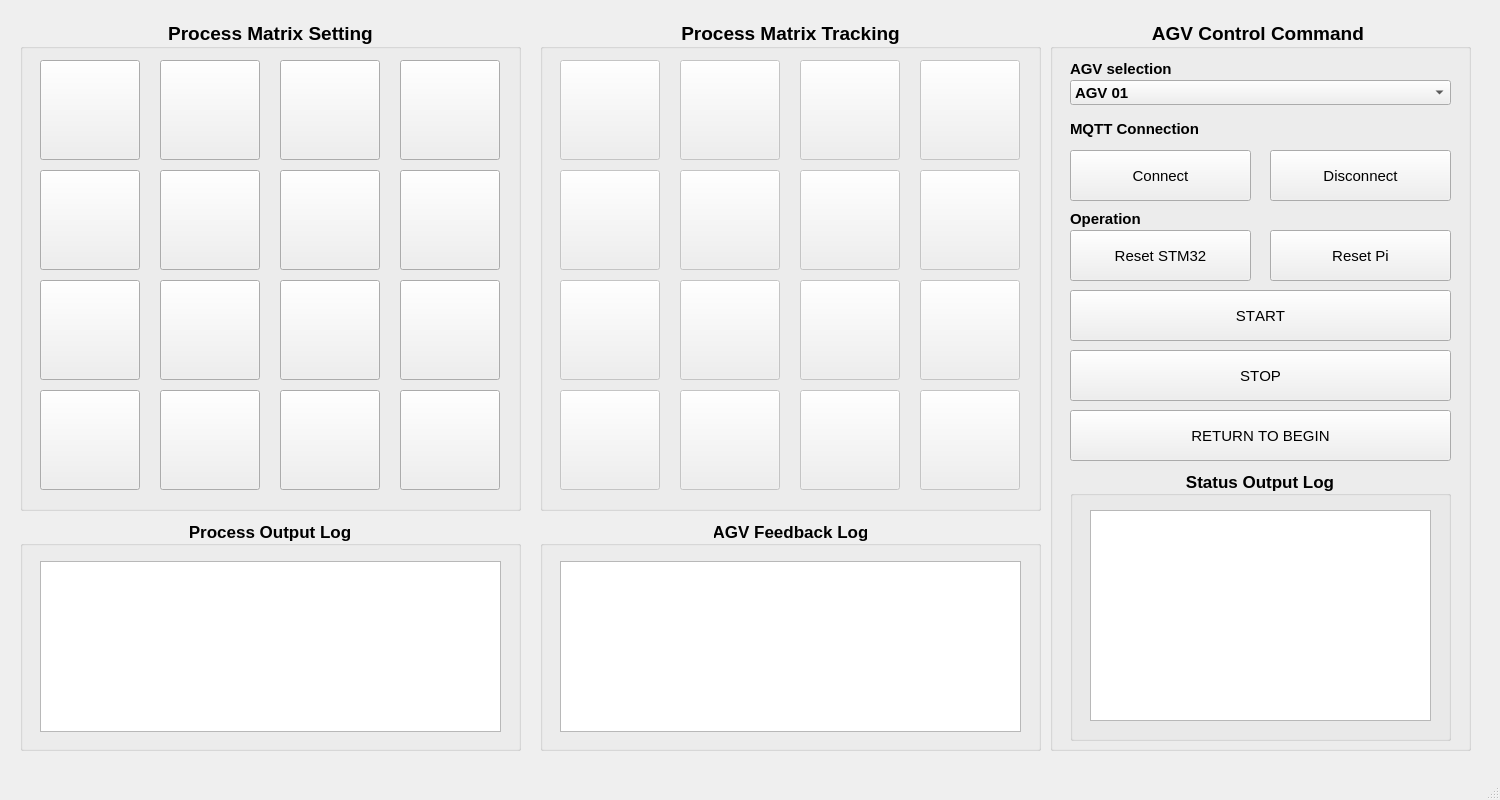
Old version of the form software/mqtt-control/mainwindow.ui in the repository Vienchau/qr-control.
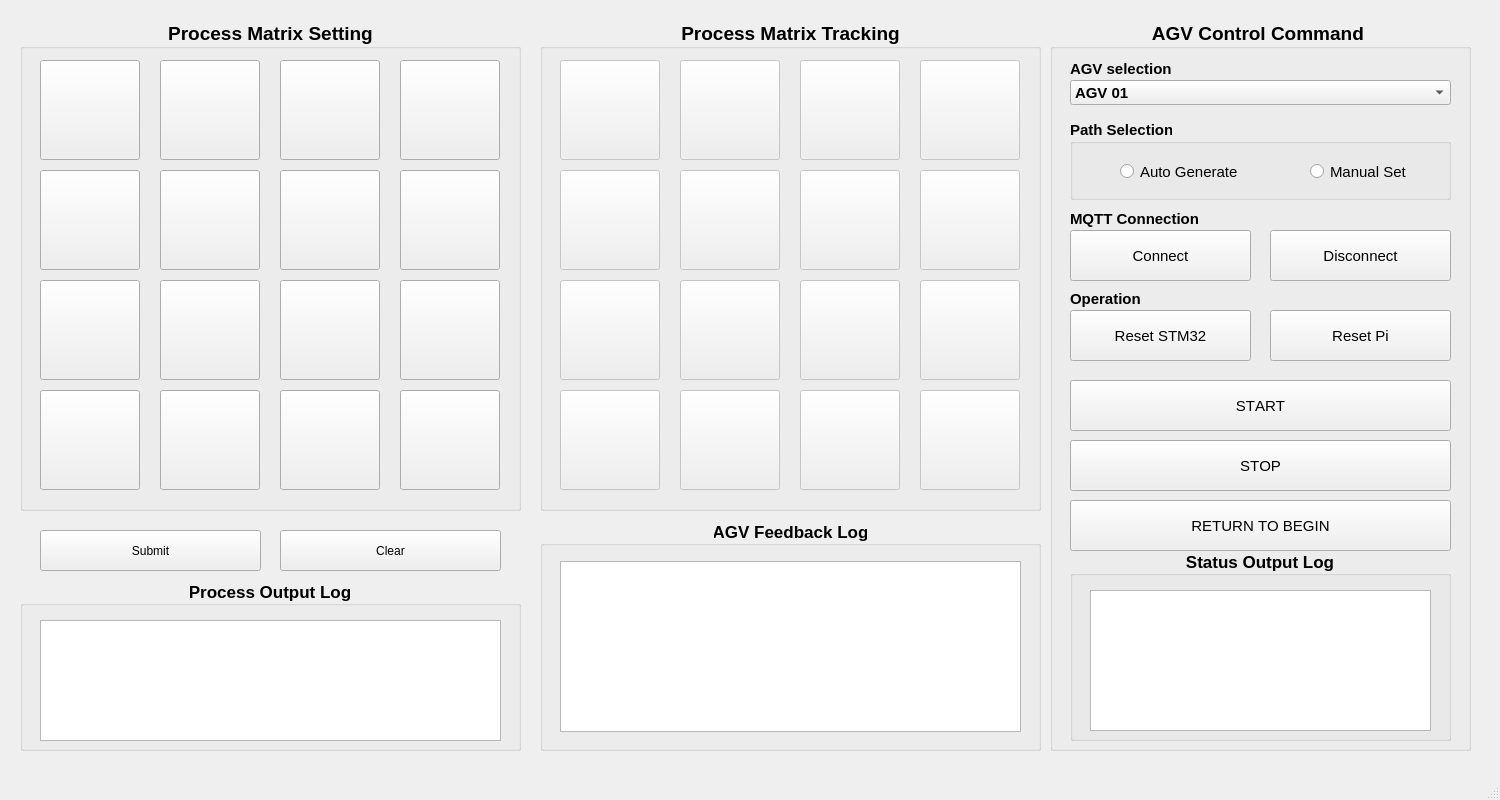
New version of the form. Icons and pictures are not drawn.

Commit message: implement matrix changed when click all buttons

```diff
--- a/software/mqtt-control/mainwindow.ui
+++ b/software/mqtt-control/mainwindow.ui
@@ -714,9 +714,9 @@
     <property name="geometry">
      <rect>
       <x>20</x>
-      <y>520</y>
+      <y>580</y>
       <width>501</width>
-      <height>231</height>
+      <height>171</height>
      </rect>
     </property>
     <property name="font">
@@ -736,9 +736,9 @@
      <property name="geometry">
       <rect>
        <x>20</x>
-       <y>41</y>
+       <y>40</y>
        <width>461</width>
-       <height>171</height>
+       <height>121</height>
       </rect>
      </property>
     </widget>
@@ -1535,7 +1535,7 @@
      <property name="geometry">
       <rect>
        <x>20</x>
-       <y>210</y>
+       <y>290</y>
        <width>181</width>
        <height>51</height>
       </rect>
@@ -1610,7 +1610,7 @@
      <property name="geometry">
       <rect>
        <x>220</x>
-       <y>210</y>
+       <y>290</y>
        <width>181</width>
        <height>51</height>
       </rect>
@@ -1631,7 +1631,7 @@
      <property name="geometry">
       <rect>
        <x>20</x>
-       <y>270</y>
+       <y>360</y>
        <width>381</width>
        <height>51</height>
       </rect>
@@ -1652,7 +1652,7 @@
      <property name="geometry">
       <rect>
        <x>20</x>
-       <y>330</y>
+       <y>420</y>
        <width>381</width>
        <height>51</height>
       </rect>
@@ -1673,7 +1673,7 @@
      <property name="geometry">
       <rect>
        <x>20</x>
-       <y>190</y>
+       <y>270</y>
        <width>141</width>
        <height>17</height>
       </rect>
@@ -1694,7 +1694,7 @@
      <property name="geometry">
       <rect>
        <x>20</x>
-       <y>390</y>
+       <y>480</y>
        <width>381</width>
        <height>51</height>
       </rect>
@@ -1715,7 +1715,7 @@
      <property name="geometry">
       <rect>
        <x>20</x>
-       <y>100</y>
+       <y>190</y>
        <width>141</width>
        <height>17</height>
       </rect>
@@ -1736,7 +1736,7 @@
      <property name="geometry">
       <rect>
        <x>20</x>
-       <y>130</y>
+       <y>210</y>
        <width>181</width>
        <height>51</height>
       </rect>
@@ -1757,7 +1757,7 @@
      <property name="geometry">
       <rect>
        <x>220</x>
-       <y>130</y>
+       <y>210</y>
        <width>181</width>
        <height>51</height>
       </rect>
@@ -1778,9 +1778,9 @@
      <property name="geometry">
       <rect>
        <x>20</x>
-       <y>450</y>
+       <y>530</y>
        <width>381</width>
-       <height>271</height>
+       <height>191</height>
       </rect>
      </property>
      <property name="font">
@@ -1803,11 +1803,100 @@
         <x>20</x>
         <y>40</y>
         <width>341</width>
-        <height>211</height>
+        <height>141</height>
        </rect>
       </property>
      </widget>
     </widget>
+    <widget class="QGroupBox" name="groupBox_7">
+     <property name="geometry">
+      <rect>
+       <x>20</x>
+       <y>100</y>
+       <width>381</width>
+       <height>80</height>
+      </rect>
+     </property>
+     <property name="font">
+      <font>
+       <pointsize>11</pointsize>
+       <weight>75</weight>
+       <bold>true</bold>
+       <kerning>false</kerning>
+      </font>
+     </property>
+     <property name="title">
+      <string>Path Selection</string>
+     </property>
+     <widget class="QRadioButton" name="radioButton_2">
+      <property name="geometry">
+       <rect>
+        <x>240</x>
+        <y>40</y>
+        <width>112</width>
+        <height>23</height>
+       </rect>
+      </property>
+      <property name="font">
+       <font>
+        <pointsize>11</pointsize>
+        <weight>50</weight>
+        <bold>false</bold>
+        <kerning>false</kerning>
+       </font>
+      </property>
+      <property name="text">
+       <string>Manual Set</string>
+      </property>
+     </widget>
+     <widget class="QRadioButton" name="radioButton">
+      <property name="geometry">
+       <rect>
+        <x>50</x>
+        <y>40</y>
+        <width>131</width>
+        <height>23</height>
+       </rect>
+      </property>
+      <property name="font">
+       <font>
+        <pointsize>11</pointsize>
+        <weight>50</weight>
+        <bold>false</bold>
+        <kerning>false</kerning>
+       </font>
+      </property>
+      <property name="text">
+       <string>Auto Generate</string>
+      </property>
+     </widget>
+    </widget>
+   </widget>
+   <widget class="QPushButton" name="submitButton">
+    <property name="geometry">
+     <rect>
+      <x>40</x>
+      <y>530</y>
+      <width>221</width>
+      <height>41</height>
+     </rect>
+    </property>
+    <property name="text">
+     <string>Submit</string>
+    </property>
+   </widget>
+   <widget class="QPushButton" name="clearButton">
+    <property name="geometry">
+     <rect>
+      <x>280</x>
+      <y>530</y>
+      <width>221</width>
+      <height>41</height>
+     </rect>
+    </property>
+    <property name="text">
+     <string>Clear</string>
+    </property>
    </widget>
   </widget>
   <widget class="QMenuBar" name="menubar">
```
The commit also changes 27 other files.
